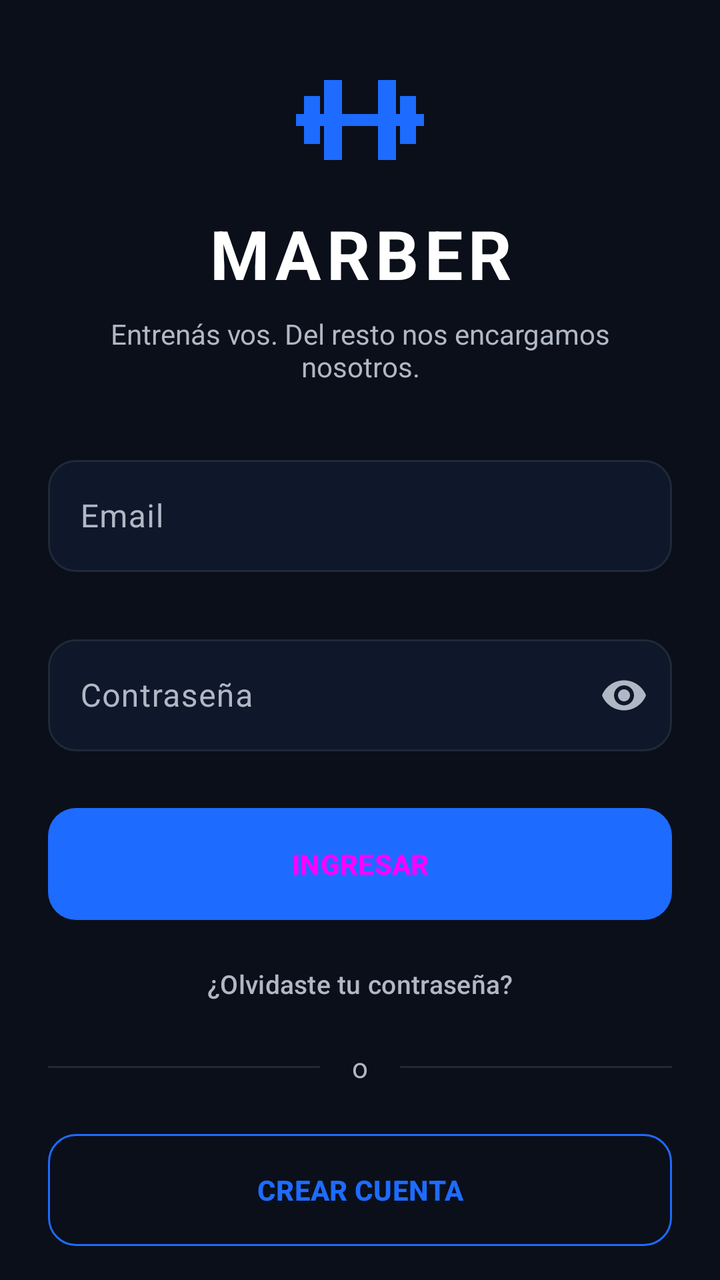
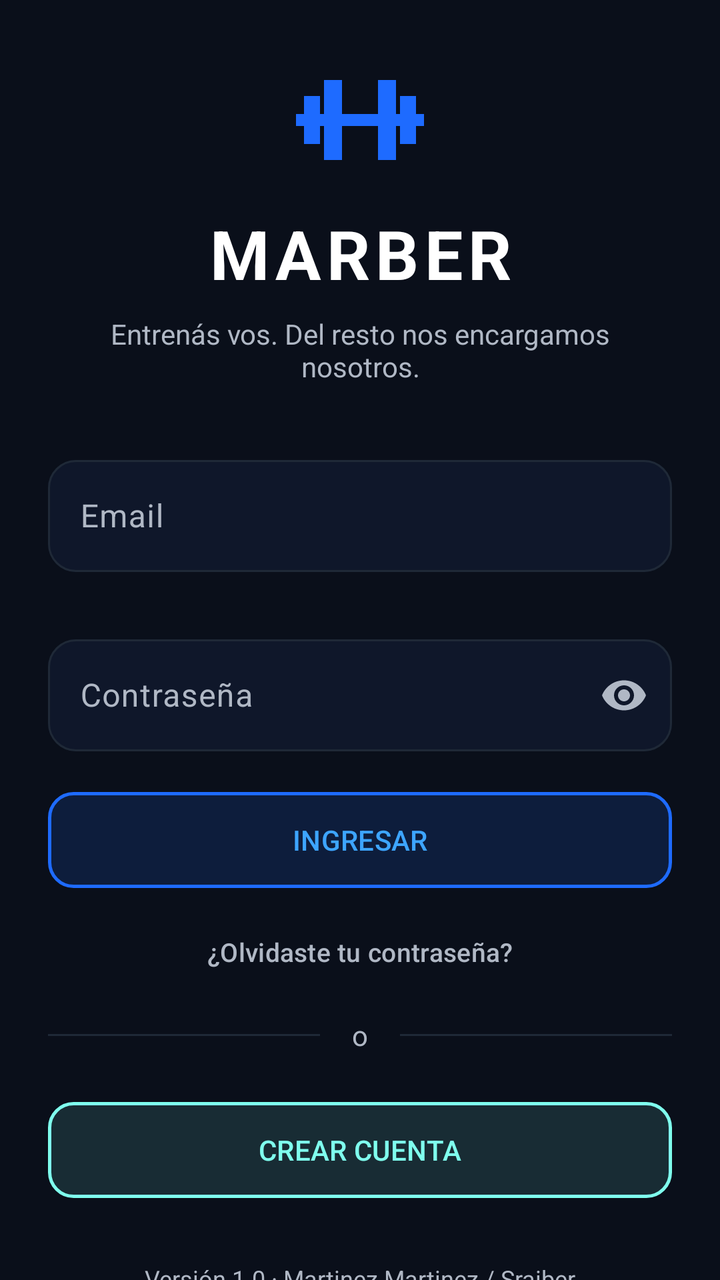

Two renders of the same Android screen: before a commit and after it. Below are the layout's source before the change and the commit's diff.
<!-- AndroidManifest.xml: application theme Theme.Marber -->
<!-- res/layout/activity_login.xml -->
<?xml version="1.0" encoding="utf-8"?>
<androidx.core.widget.NestedScrollView xmlns:android="http://schemas.android.com/apk/res/android"
    xmlns:app="http://schemas.android.com/apk/res-auto"
    xmlns:tools="http://schemas.android.com/tools"
    android:id="@+id/main"
    android:layout_width="match_parent"
    android:layout_height="match_parent"
    android:background="@color/marber_background"
    android:fillViewport="true"
    android:clipToPadding="false"
    tools:context=".LoginActivity">

    <LinearLayout
        android:layout_width="match_parent"
        android:layout_height="wrap_content"
        android:background="@color/marber_background"
        android:gravity="center_vertical"
        android:orientation="vertical"
        android:padding="@dimen/space_large">

        
        <androidx.appcompat.widget.AppCompatImageView
            android:layout_width="@dimen/brand_icon_size"
            android:layout_height="@dimen/brand_icon_size"
            android:layout_gravity="center_horizontal"
            android:importantForAccessibility="no"
            app:srcCompat="@drawable/ic_marber_dumbbell"
            app:tint="@color/marber_primary" />

        <TextView
            android:layout_width="match_parent"
            android:layout_height="wrap_content"
            android:layout_marginTop="@dimen/space_small"
            android:gravity="center"
            android:letterSpacing="0.08"
            android:text="@string/brand_title"
            android:textColor="@color/marber_text_high"
            android:textSize="@dimen/brand_title_size"
            android:textStyle="bold" />

        <TextView
            android:layout_width="match_parent"
            android:layout_height="wrap_content"
            android:layout_marginTop="@dimen/space_small"
            android:gravity="center"
            android:text="@string/brand_tagline"
            android:textColor="@color/marber_text_medium"
            android:textSize="@dimen/body_text_size" />

        
        <com.google.android.material.textfield.TextInputLayout
            android:id="@+id/email_layout"
            style="@style/Widget.Marber.TextInputLayout"
            android:layout_width="match_parent"
            android:layout_height="wrap_content"
            android:layout_marginTop="@dimen/space_extra_large"
            android:hint="@string/login_email"
            app:errorEnabled="true">

            <com.google.android.material.textfield.TextInputEditText
                android:id="@+id/email_input"
                android:layout_width="match_parent"
                android:layout_height="wrap_content"
                android:autofillHints="emailAddress"
                android:imeOptions="actionNext"
                android:inputType="textEmailAddress"
                android:maxLines="1"
                android:minHeight="@dimen/control_height"
                android:singleLine="true"
                android:textColor="@color/marber_text_high"
                android:textSize="@dimen/input_text_size" />
        </com.google.android.material.textfield.TextInputLayout>

        <com.google.android.material.textfield.TextInputLayout
            android:id="@+id/password_layout"
            style="@style/Widget.Marber.TextInputLayout"
            android:layout_width="match_parent"
            android:layout_height="wrap_content"
            android:layout_marginTop="@dimen/space_small"
            android:hint="@string/login_password"
            app:endIconMode="password_toggle"
            app:errorEnabled="true">

            <com.google.android.material.textfield.TextInputEditText
                android:id="@+id/password_input"
                android:layout_width="match_parent"
                android:layout_height="wrap_content"
                android:autofillHints="password"
                android:imeOptions="actionDone"
                android:inputType="textPassword"
                android:maxLines="1"
                android:minHeight="@dimen/control_height"
                android:singleLine="true"
                android:textColor="@color/marber_text_high"
                android:textSize="@dimen/input_text_size" />
        </com.google.android.material.textfield.TextInputLayout>

        <com.google.android.material.button.MaterialButton
            android:id="@+id/login_button"
            android:layout_width="match_parent"
            android:layout_height="@dimen/control_height"
            android:layout_marginTop="@dimen/space_small"
            android:insetTop="@dimen/space_none"
            android:insetBottom="@dimen/space_none"
            android:text="@string/login_submit"
            android:textColor="@color/marber_on_primary"
            android:textSize="@dimen/body_text_size"
            android:textStyle="bold"
            app:backgroundTint="@color/marber_primary"
            app:cornerRadius="@dimen/control_corner_radius" />

        <com.google.android.material.button.MaterialButton
            android:id="@+id/forgot_password_button"
            style="@style/Widget.Material3.Button.TextButton"
            android:layout_width="match_parent"
            android:layout_height="wrap_content"
            android:layout_marginTop="@dimen/space_small"
            android:minHeight="@dimen/touch_target_height"
            android:text="@string/login_forgot_password"
            android:textAllCaps="false"
            android:textColor="@color/marber_text_medium"
            android:textSize="@dimen/secondary_text_size" />

        <LinearLayout
            android:layout_width="match_parent"
            android:layout_height="wrap_content"
            android:layout_marginTop="@dimen/space_small"
            android:layout_marginBottom="@dimen/space_large"
            android:gravity="center_vertical"
            android:orientation="horizontal">

            <View
                android:layout_width="@dimen/space_none"
                android:layout_height="@dimen/stroke_width"
                android:layout_weight="1"
                android:background="@color/marber_surface_alt" />

            <TextView
                android:layout_width="wrap_content"
                android:layout_height="wrap_content"
                android:layout_marginStart="@dimen/space_medium"
                android:layout_marginEnd="@dimen/space_medium"
                android:text="@string/login_separator"
                android:textColor="@color/marber_text_medium"
                android:textSize="@dimen/body_text_size" />

            <View
                android:layout_width="@dimen/space_none"
                android:layout_height="@dimen/stroke_width"
                android:layout_weight="1"
                android:background="@color/marber_surface_alt" />
        </LinearLayout>

        <com.google.android.material.button.MaterialButton
            android:id="@+id/create_account_button"
            style="@style/Widget.Material3.Button.OutlinedButton"
            android:layout_width="match_parent"
            android:layout_height="@dimen/control_height"
            android:insetTop="@dimen/space_none"
            android:insetBottom="@dimen/space_none"
            android:text="@string/login_create_account"
            android:textColor="@color/marber_primary"
            android:textSize="@dimen/body_text_size"
            android:textStyle="bold"
            app:cornerRadius="@dimen/control_corner_radius"
            app:strokeColor="@color/marber_primary"
            app:strokeWidth="@dimen/stroke_width" />

        <TextView
            android:layout_width="match_parent"
            android:layout_height="wrap_content"
            android:layout_marginTop="@dimen/space_extra_large"
            android:gravity="center"
            android:text="@string/login_footer"
            android:textColor="@color/marber_text_medium"
            android:textSize="@dimen/footer_text_size" />

    </LinearLayout>
</androidx.core.widget.NestedScrollView>
<!-- resources referenced by this layout -->
<resources>
  <color name="marber_background">#0A0F1A</color>
  <color name="marber_primary">#1E6BFF</color>
  <color name="marber_surface_alt">#1F2937</color>
  <color name="marber_text_high">#FFFFFF</color>
  <color name="marber_text_medium">#B0B8C5</color>
  <dimen name="body_text_size">14sp</dimen>
  <dimen name="brand_icon_size">72dp</dimen>
  <dimen name="brand_title_size">34sp</dimen>
  <dimen name="control_corner_radius">14dp</dimen>
  <dimen name="control_height">56dp</dimen>
  <dimen name="footer_text_size">12sp</dimen>
  <dimen name="input_text_size">16sp</dimen>
  <dimen name="secondary_text_size">13sp</dimen>
  <dimen name="space_extra_large">32dp</dimen>
  <dimen name="space_large">24dp</dimen>
  <dimen name="space_medium">16dp</dimen>
  <dimen name="space_none">0dp</dimen>
  <dimen name="space_small">8dp</dimen>
  <dimen name="stroke_width">1dp</dimen>
  <dimen name="touch_target_height">48dp</dimen>
  <!-- drawable ic_marber_dumbbell (drawable) -->
  <?xml version="1.0" encoding="utf-8"?>
  <vector xmlns:android="http://schemas.android.com/apk/res/android"
      android:width="@dimen/brand_icon_size"
      android:height="@dimen/brand_icon_size"
      android:viewportWidth="72"
      android:viewportHeight="72"
      android:tint="@color/marber_primary">
      
      <path
          android:fillColor="@color/marber_primary"
          android:pathData="M4,33H68V39H4Z M8,24H16V48H8Z M18,16H27V56H18Z M45,16H54V56H45Z M56,24H64V48H56Z" />
  </vector>
  <string name="brand_tagline">Entrenás vos. Del resto nos encargamos nosotros.</string>
  <string name="brand_title">MARBER</string>
  <string name="login_create_account">CREAR CUENTA</string>
  <string name="login_email">Email</string>
  <string name="login_footer">Versión 1.0 · Martinez Martinez / Sraiber</string>
  <string name="login_forgot_password">¿Olvidaste tu contraseña?</string>
  <string name="login_password">Contraseña</string>
  <string name="login_separator">o</string>
  <string name="login_submit">INGRESAR</string>
  <style name="Theme.Marber" parent="Base.Theme.Marber" />
  <color name="marber_surface">#0F172A</color>
  <dimen name="stroke_width_focused">2dp</dimen>
  <color name="marber_error">#FF6B6B</color>
  <style name="Platform.Theme.Marber" parent="Theme.Material3.DayNight.NoActionBar" />
  <!-- unchanged entries left out for length: 2 -->
</resources>

<!-- the commit's change to res/layout/activity_login.xml (unified diff, before → after) -->
@@ -96,18 +96,13 @@
         </com.google.android.material.textfield.TextInputLayout>
 
         <com.google.android.material.button.MaterialButton
-            android:id="@+id/login_button"
             android:layout_width="match_parent"
-            android:layout_height="@dimen/control_height"
-            android:layout_marginTop="@dimen/space_small"
-            android:insetTop="@dimen/space_none"
-            android:insetBottom="@dimen/space_none"
-            android:text="@string/login_submit"
-            android:textColor="@color/marber_on_primary"
-            android:textSize="@dimen/body_text_size"
-            android:textStyle="bold"
-            app:backgroundTint="@color/marber_primary"
-            app:cornerRadius="@dimen/control_corner_radius" />
+            android:layout_height="wrap_content"
+            android:background="@drawable/btn_glass_primary"
+            android:textColor="@color/marber_primary_light"
+            android:text="@string/txt_login_submit"
+            android:elevation="12dp"
+            app:backgroundTint="@null"/>
 
         <com.google.android.material.button.MaterialButton
             android:id="@+id/forgot_password_button"
@@ -152,19 +147,13 @@
         </LinearLayout>
 
         <com.google.android.material.button.MaterialButton
-            android:id="@+id/create_account_button"
-            style="@style/Widget.Material3.Button.OutlinedButton"
             android:layout_width="match_parent"
-            android:layout_height="@dimen/control_height"
-            android:insetTop="@dimen/space_none"
-            android:insetBottom="@dimen/space_none"
-            android:text="@string/login_create_account"
-            android:textColor="@color/marber_primary"
-            android:textSize="@dimen/body_text_size"
-            android:textStyle="bold"
-            app:cornerRadius="@dimen/control_corner_radius"
-            app:strokeColor="@color/marber_primary"
-            app:strokeWidth="@dimen/stroke_width" />
+            android:layout_height="wrap_content"
+            android:background="@drawable/btn_glass_info"
+            android:textColor="@color/marber_info"
+            android:text="@string/txt_login_create_account"
+            android:elevation="12dp"
+            app:backgroundTint="@null"/>
 
         <TextView
             android:layout_width="match_parent"
<!-- resource entries referenced after the edit -->
@@ -1,7 +1,9 @@
 <!-- resources referenced by this layout -->
 <resources>
   <color name="marber_background">#0A0F1A</color>
+  <color name="marber_info">#7FFFEE</color>
   <color name="marber_primary">#1E6BFF</color>
+  <color name="marber_primary_light">#3DA5FF</color>
   <color name="marber_surface_alt">#1F2937</color>
   <color name="marber_text_high">#FFFFFF</color>
   <color name="marber_text_medium">#B0B8C5</color>
@@ -20,6 +22,32 @@
   <dimen name="space_small">8dp</dimen>
   <dimen name="stroke_width">1dp</dimen>
   <dimen name="touch_target_height">48dp</dimen>
+  <!-- drawable btn_glass_info (drawable) -->
+  <?xml version="1.0" encoding="utf-8"?>
+  <shape xmlns:android="http://schemas.android.com/apk/res/android">
+  
+      <solid android:color="#1F7FFFEE"/>
+  
+      <stroke
+          android:width="1.5dp"
+          android:color="@color/marber_info"/>
+  
+      <corners android:radius="12dp"/>
+  
+  </shape>
+  <!-- drawable btn_glass_primary (drawable) -->
+  <?xml version="1.0" encoding="utf-8"?>
+  <shape xmlns:android="http://schemas.android.com/apk/res/android">
+  
+      <solid android:color="#261E6BFF"/>
+  
+      <stroke
+          android:width="1.5dp"
+          android:color="@color/marber_primary"/>
+  
+      <corners android:radius="12dp"/>
+  
+  </shape>
   <!-- drawable ic_marber_dumbbell (drawable) -->
   <?xml version="1.0" encoding="utf-8"?>
   <vector xmlns:android="http://schemas.android.com/apk/res/android"
@@ -35,13 +63,13 @@
   </vector>
   <string name="brand_tagline">Entrenás vos. Del resto nos encargamos nosotros.</string>
   <string name="brand_title">MARBER</string>
-  <string name="login_create_account">CREAR CUENTA</string>
   <string name="login_email">Email</string>
   <string name="login_footer">Versión 1.0 · Martinez Martinez / Sraiber</string>
   <string name="login_forgot_password">¿Olvidaste tu contraseña?</string>
   <string name="login_password">Contraseña</string>
   <string name="login_separator">o</string>
-  <string name="login_submit">INGRESAR</string>
+  <string name="txt_login_create_account">CREAR CUENTA</string>
+  <string name="txt_login_submit">INGRESAR</string>
   <style name="Theme.Marber" parent="Base.Theme.Marber" />
   <color name="marber_surface">#0F172A</color>
   <dimen name="stroke_width_focused">2dp</dimen>
